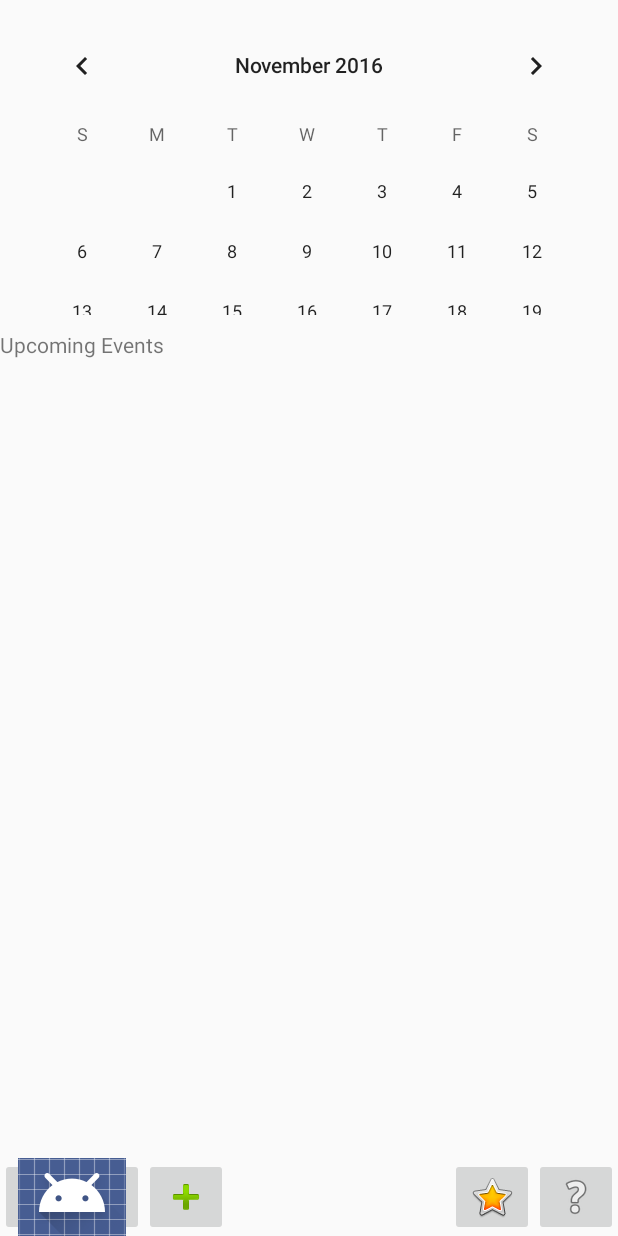
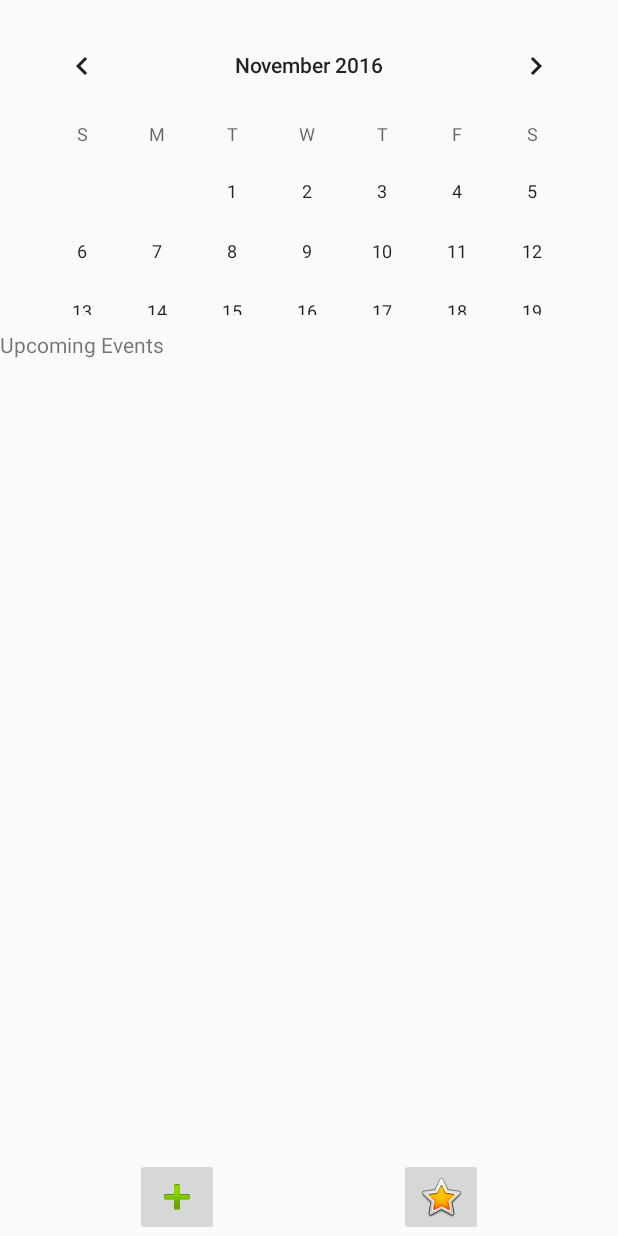
Before and after one commit to cpe305/fall2016-project-davidlevitsky, an Android app: the layout activity_main.xml on its own in the app's theme, with its tools: preview values and no code run, on a phone screen of 412 x 824 dp. Run offline under Robolectric (Android 15) with nearby library versions, the light colour scheme and no system bars.

Commit message:
Modifying Launcher icon

```diff
--- a/app/src/main/java/com/example/davidlevitsky/friendsconnect/CreateEventActivity.java
+++ b/app/src/main/java/com/example/davidlevitsky/friendsconnect/CreateEventActivity.java
@@ -228,6 +228,7 @@ public class CreateEventActivity extends AppCompatActivity {
                     event.setRating(rating);
                     event.setAddress(etAddress.getText().toString());
                     event.setDateTime(date);
+                    event.setParticipantName(tvInvitedContact.getText().toString());
                     if (imageURL != null) {
                         event.setImageUrl(imageURL);
                     }
--- a/app/src/main/java/com/example/davidlevitsky/friendsconnect/MainActivity.java
+++ b/app/src/main/java/com/example/davidlevitsky/friendsconnect/MainActivity.java
@@ -173,7 +173,7 @@ public class MainActivity extends AppCompatActivity {
         i.putExtra("fromTime", event.getFromTime());
         i.putExtra("toTime", event.getToTime());
         i.putExtra("url", event.getImageUrl());
-        i.putExtra("participant", "John Doe");
+        i.putExtra("participant", event.getParticipantName());
         // brings up the second activity
         startActivity(i);
     }
--- a/app/src/main/res/layout/activity_display_event_info.xml
+++ b/app/src/main/res/layout/activity_display_event_info.xml
@@ -74,16 +74,15 @@
     <ImageView
         android:layout_width="wrap_content"
         android:layout_height="wrap_content"
-        app:srcCompat="@mipmap/ic_launcher"
         android:layout_alignParentBottom="true"
         android:layout_marginBottom="13dp"
         android:id="@+id/ivDisplayInfoImage"
         android:layout_alignParentStart="true"
         android:layout_below="@+id/tvDisplayInfoRating"
-        android:layout_alignParentEnd="true" />
+        android:layout_alignParentEnd="true"
+        app:srcCompat="@mipmap/ic_launcher" />
 
     <TextView
-        android:text="Rating"
         android:layout_width="wrap_content"
         android:layout_height="wrap_content"
         android:layout_below="@+id/tvDisplayInfoAddress"
--- a/app/src/main/res/layout/activity_main.xml
+++ b/app/src/main/res/layout/activity_main.xml
@@ -11,7 +11,8 @@
             android:id="@+id/mCalendarView"
             android:layout_margin="10dp"
             android:layout_width="match_parent"
-            android:layout_height="200dp" />
+            android:layout_height="200dp"
+            android:backgroundTint="@android:color/holo_blue_dark" />
     </RelativeLayout>
 
     <RelativeLayout
@@ -28,7 +29,7 @@
             android:id="@+id/lvEvents"
             android:layout_alignParentEnd="true"
             android:layout_below="@+id/tvUpcomingEvents"
-            android:layout_above="@+id/imageButton" />
+            android:layout_above="@+id/imageButton2" />
 
         <TextView
             android:layout_width="wrap_content"
@@ -43,36 +44,21 @@
         <ImageButton
             android:layout_width="wrap_content"
             android:layout_height="wrap_content"
-            android:id="@+id/imageButton"
+            android:id="@+id/imageButton2"
+            android:src="@android:drawable/ic_input_add"
             android:layout_alignParentBottom="true"
             android:layout_alignParentStart="true"
-            android:src="@android:drawable/sym_def_app_icon"
-            android:layout_alignTop="@+id/imageButton2" />
-
-        <ImageButton
-            android:layout_width="wrap_content"
-            android:layout_height="wrap_content"
-            android:id="@+id/imageButton2"
-            android:layout_alignParentBottom="true"
-            android:layout_toEndOf="@+id/imageButton"
-            android:src="@android:drawable/ic_input_add" />
-
-        <ImageButton
-            android:layout_width="wrap_content"
-            android:layout_height="wrap_content"
-            android:id="@+id/imageButton3"
-            android:layout_alignParentEnd="true"
-            android:layout_below="@+id/lvEvents"
-            android:src="@android:drawable/ic_menu_help" />
+            android:layout_marginStart="90dp" />
 
         <ImageButton
             android:layout_width="wrap_content"
             android:layout_height="wrap_content"
             android:id="@+id/imageButton4"
             android:src="@android:drawable/btn_star_big_on"
+            android:onClick="onClickViewAllEvents"
+            android:layout_marginEnd="90dp"
             android:layout_alignParentBottom="true"
-            android:layout_toStartOf="@+id/imageButton3"
-            android:onClick="onClickViewAllEvents" />
+            android:layout_alignParentEnd="true" />
 
     </RelativeLayout>
 </LinearLayout>
```
Also changed, not shown: app/src/main/java/com/example/davidlevitsky/friendsconnect/DisplayEventInfoActivity.java (+5 -2 lines), app/src/main/java/com/example/davidlevitsky/friendsconnect/Event.java (+9 -1 lines), app/src/main/ic_launcher-web.png (added), app/src/main/res/mipmap-hdpi/ic_launcher.png, app/src/main/res/mipmap-mdpi/ic_launcher.png, app/src/main/res/mipmap-xhdpi/ic_launcher.png, app/src/main/res/mipmap-xxhdpi/ic_launcher.png, app/src/main/res/mipmap-xxxhdpi/ic_launcher.png.
